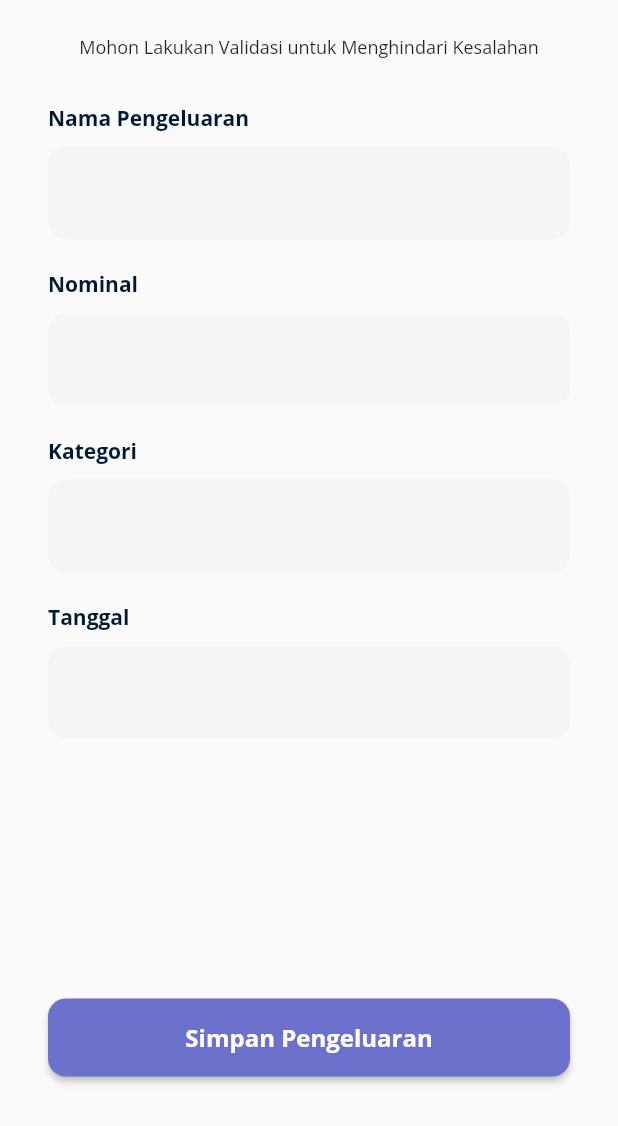
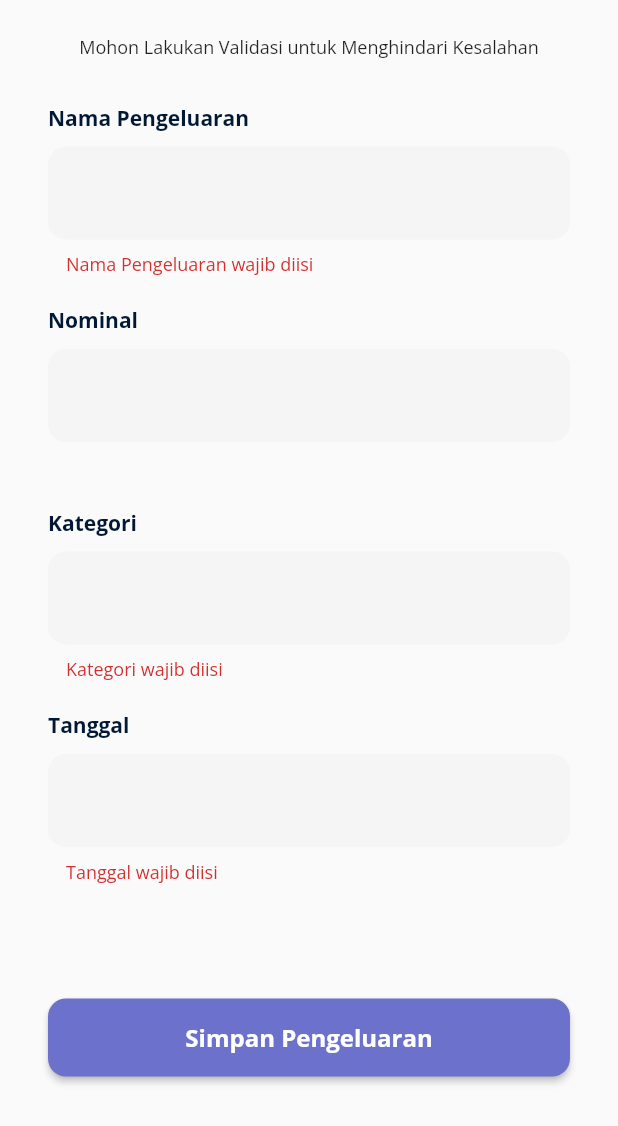
Before and after one commit to pawangdev/pawang-mobile, a Flutter app: the ValidasiScanScreen screen opened directly with empty values, after a tap on "Simpan Pengeluaran", on a phone screen of 412 x 824 dp, the part 110-1236 px from its top. Run offline on Flutter 3.47's test engine with Material 2 defaults, Android fonts, the phone set to English and light mode, and no system bars; our stand-ins replace flutter_svg, image_picker, sqflite; missing offline and left inert: google_ml_kit; accounts and stored records are empty.

Commit message:
save data pengeluaran to sqlite

```diff
--- a/lib/views/scan_struk_screen.dart
+++ b/lib/views/scan_struk_screen.dart
@@ -172,7 +172,8 @@ class _ScanStrukState extends State<ScanStruk> {
                 height: 440, //MediaQuery.of(context).size.height * 0.65,
                 padding: const EdgeInsets.all(6),
                 decoration: BoxDecoration(
-                  border: Border.all(color: kGray),
+                  border: Border.all(color: kGray, width: 0.5),
+                  borderRadius: BorderRadius.circular(12),
                 ),
               ),
             ),
--- a/lib/views/validasi_scan_screen.dart
+++ b/lib/views/validasi_scan_screen.dart
@@ -1,6 +1,9 @@
 import 'package:flutter/material.dart';
 import 'package:flutter_svg/flutter_svg.dart';
 import 'package:pawang_mobile/config/theme_constants.dart';
+import 'package:pawang_mobile/models/PengeluaranModel.dart';
+import 'package:pawang_mobile/services/PengeluaranService.dart';
+import 'package:pawang_mobile/views/riwayat_screen.dart';
 import 'package:pawang_mobile/views/scan_struk_screen.dart';
 import 'package:pawang_mobile/widgets/InputField.dart';
 
@@ -17,11 +20,20 @@ class _ValidasiScanScreenState extends State<ValidasiScanScreen> {
   final TextEditingController nominal_pengeluaran = TextEditingController();
   final TextEditingController kategori_pengeluaran = TextEditingController();
   final TextEditingController tanggal_pengeluaran = TextEditingController();
+  bool _validation = false;
 
   @override
   Widget build(BuildContext context) {
     final nominal = ModalRoute.of(context)!.settings.arguments as String;
     nominal_pengeluaran.text = nominal;
+
+    Future<void> simpanData(PengeluaranModel data) async {
+      try {
+        await PengeluaranService().create(data);
+      } catch (e) {
+        print(e);
+      }
+    }
 
     return Scaffold(
       body: SafeArea(
@@ -91,6 +103,8 @@ class _ValidasiScanScreenState extends State<ValidasiScanScreen> {
                 child: InputField(
                   inputLabel: "Nama Pengeluaran",
                   inputController: nama_pengeluaran,
+                  errorText:
+                      _validation ? 'Nama Pengeluaran wajib diisi' : null,
                 ),
               ),
               Container(
@@ -98,6 +112,7 @@ class _ValidasiScanScreenState extends State<ValidasiScanScreen> {
                 child: InputField(
                   inputLabel: "Nominal",
                   inputController: nominal_pengeluaran,
+                  errorText: _validation ? 'Nominal wajib diisi' : null,
                   enable: false,
                 ),
               ),
@@ -106,6 +121,7 @@ class _ValidasiScanScreenState extends State<ValidasiScanScreen> {
                 child: InputField(
                   inputLabel: "Kategori",
                   inputController: kategori_pengeluaran,
+                  errorText: _validation ? 'Kategori wajib diisi' : null,
                 ),
               ),
               Container(
@@ -113,6 +129,7 @@ class _ValidasiScanScreenState extends State<ValidasiScanScreen> {
                 child: InputField(
                   inputLabel: "Tanggal",
                   inputController: tanggal_pengeluaran,
+                  errorText: _validation ? 'Tanggal wajib diisi' : null,
                 ),
               ),
               Expanded(
@@ -133,7 +150,47 @@ class _ValidasiScanScreenState extends State<ValidasiScanScreen> {
                             ),
                           ),
                         ),
-                        onPressed: () {},
+                        onPressed: () {
+                          setState(() {
+                            nama_pengeluaran.text.isEmpty
+                                ? _validation = true
+                                : _validation = false;
+                            nominal_pengeluaran.text.isEmpty
+                                ? _validation = true
+                                : _validation = false;
+                            kategori_pengeluaran.text.isEmpty
+                                ? _validation = true
+                                : _validation = false;
+                            tanggal_pengeluaran.text.isEmpty
+                                ? _validation = true
+                                : _validation = false;
+                          });
+
+                          if (_validation == false) {
+                            try {
+                              PengeluaranModel data = PengeluaranModel(
+                                  nama_pengeluaran: nama_pengeluaran.text,
+                                  nominal_pengeluaran:
+                                      double.parse(nominal_pengeluaran.text),
+                                  kategori_pengeluaran:
+                                      kategori_pengeluaran.text,
+                                  tanggal_pengeluaran:
+                                      tanggal_pengeluaran.text);
+                              simpanData(data).then((value) {
+                                ScaffoldMessenger.of(context).showSnackBar(
+                                    const SnackBar(
+                                        content:
+                                            Text("Sukses menyimpan data")));
+
+                                Navigator.pushNamedAndRemoveUntil(context,
+                                    RiwayatScreen.routeName, (route) => false);
+                              });
+                            } catch (e) {
+                              ScaffoldMessenger.of(context).showSnackBar(
+                                  SnackBar(content: Text(e.toString())));
+                            }
+                          }
+                        },
                         child: Text(
                           "Simpan Pengeluaran",
                           style: kOpenSans.copyWith(
--- a/lib/widgets/InputField.dart
+++ b/lib/widgets/InputField.dart
@@ -6,11 +6,13 @@ class InputField extends StatelessWidget {
       {Key? key,
       required this.inputLabel,
       required this.inputController,
-      this.enable = true})
+      this.enable = true,
+      this.errorText})
       : super(key: key);
   final String inputLabel;
   final bool enable;
   final TextEditingController inputController;
+  final String? errorText;
 
   @override
   Widget build(BuildContext context) {
@@ -27,6 +29,7 @@ class InputField extends StatelessWidget {
           enabled: enable,
           controller: inputController,
           decoration: InputDecoration(
+            errorText: errorText,
             fillColor: Color(0xFFF5F5F5),
             filled: true,
             border: OutlineInputBorder(
```
Also changed, not shown: lib/services/PengeluaranService.dart (+12 -4 lines), lib/views/riwayat_screen.dart (+28 -12 lines).
